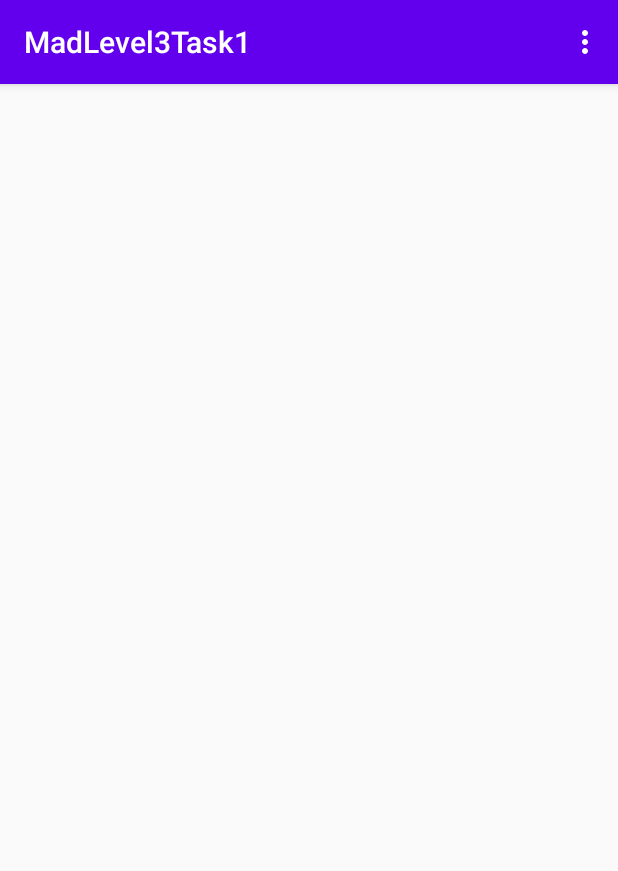
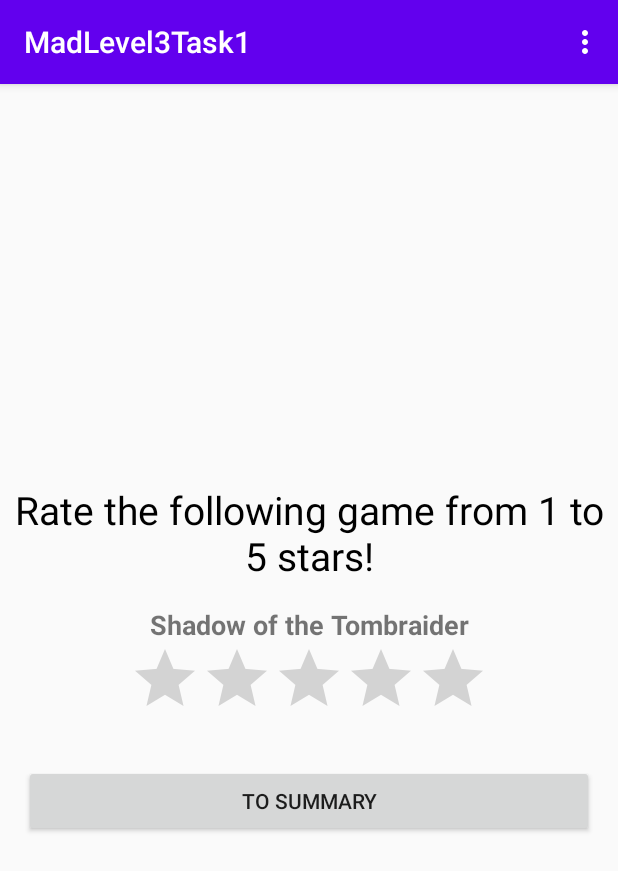
Before and after one commit to DenddyRizky/MadLevel3Task1, an Android app: the RatingFragment screen opened through its navigation route, on a phone screen of 412 x 824 dp. Shown: the top 871 px of the screen. Run offline under Robolectric (Android 15) with nearby library versions, the phone set to English and light mode, and no system bars.

Commit message:
Made the layout for the rating screen and shows a random game to rate

```diff
--- a/app/src/main/java/com/example/madlevel3task1/RatingFragment.kt
+++ b/app/src/main/java/com/example/madlevel3task1/RatingFragment.kt
@@ -5,6 +5,7 @@ import androidx.fragment.app.Fragment
 import android.view.LayoutInflater
 import android.view.View
 import android.view.ViewGroup
+import kotlinx.android.synthetic.main.fragment_rating.*
 
 /**
  * A simple [Fragment] subclass as the second destination in the navigation.
@@ -21,5 +22,12 @@ class RatingFragment : Fragment() {
 
     override fun onViewCreated(view: View, savedInstanceState: Bundle?) {
         super.onViewCreated(view, savedInstanceState)
+        showRandomAssesableGame()
+    }
+
+    private fun showRandomAssesableGame(){
+        val randomGame = listOf("Red Dead Redemption 2", "Rocket League", "Shadow of the Tombraider").random()
+
+        tvGame.text = randomGame
     }
 }
--- a/app/src/main/res/layout/fragment_rating.xml
+++ b/app/src/main/res/layout/fragment_rating.xml
@@ -4,4 +4,55 @@
     xmlns:tools="http://schemas.android.com/tools"
     android:layout_width="match_parent"
     android:layout_height="match_parent"
-    tools:context=".RatingFragment"/>
+    tools:context=".RatingFragment">
+
+    <TextView
+        android:id="@+id/tvRatingTitle"
+        android:layout_width="wrap_content"
+        android:layout_height="wrap_content"
+        android:layout_marginStart="24dp"
+        android:layout_marginEnd="24dp"
+        android:text="@string/text_rate"
+        android:textAlignment="center"
+        android:textColor="#000000"
+        android:textSize="26sp"
+        app:layout_constraintBottom_toTopOf="@+id/tvGame"
+        app:layout_constraintEnd_toEndOf="parent"
+        app:layout_constraintStart_toStartOf="parent"
+        app:layout_constraintTop_toTopOf="parent"
+        app:layout_constraintVertical_chainStyle="packed" />
+
+    <TextView
+        android:id="@+id/tvGame"
+        android:layout_width="wrap_content"
+        android:layout_height="wrap_content"
+        android:layout_marginTop="16dp"
+        android:textSize="18sp"
+        android:textStyle="bold"
+        app:layout_constraintBottom_toTopOf="@+id/rbGame"
+        app:layout_constraintEnd_toEndOf="parent"
+        app:layout_constraintStart_toStartOf="parent"
+        app:layout_constraintTop_toBottomOf="@+id/tvRatingTitle" />
+
+    <RatingBar
+        android:id="@+id/rbGame"
+        android:layout_width="wrap_content"
+        android:layout_height="wrap_content"
+        app:layout_constraintBottom_toTopOf="@+id/btToSummary"
+        app:layout_constraintEnd_toEndOf="parent"
+        app:layout_constraintStart_toStartOf="parent"
+        app:layout_constraintTop_toBottomOf="@+id/tvGame" />
+
+    <Button
+        android:id="@+id/btToSummary"
+        android:layout_width="0dp"
+        android:layout_height="wrap_content"
+        android:layout_marginStart="16dp"
+        android:layout_marginTop="24dp"
+        android:layout_marginEnd="16dp"
+        android:text="@string/button_summary"
+        app:layout_constraintBottom_toBottomOf="parent"
+        app:layout_constraintEnd_toEndOf="parent"
+        app:layout_constraintStart_toStartOf="parent"
+        app:layout_constraintTop_toBottomOf="@+id/rbGame" />
+</androidx.constraintlayout.widget.ConstraintLayout>
--- a/app/src/main/res/values/strings.xml
+++ b/app/src/main/res/values/strings.xml
@@ -12,4 +12,6 @@
     <string name="text_title">Welcome to the Games Rating app!</string>
     <string name="text_subtitle">click START to start rating :)</string>
     <string name="button_start">START</string>
+    <string name="text_rate">Rate the following game from 1 to 5 stars!</string>
+    <string name="button_summary">TO SUMMARY</string>
 </resources>
```
